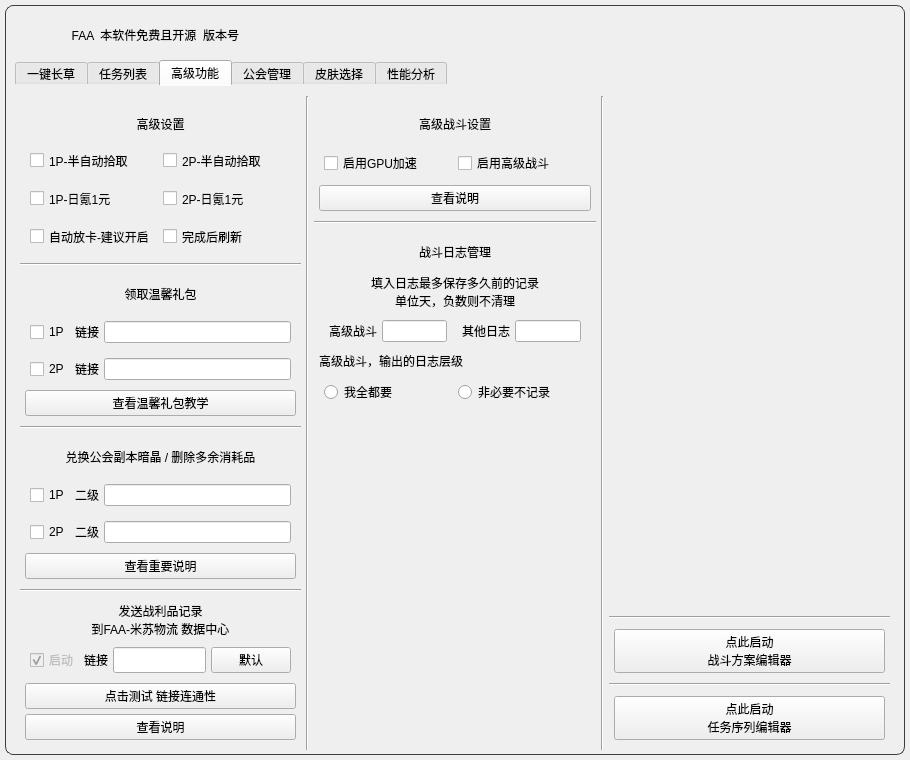
First picture: the form in resource/ui/FAA_3.0.ui, repository StareAbyss/FoodsVsMiceAutoAssistant, before the edit.
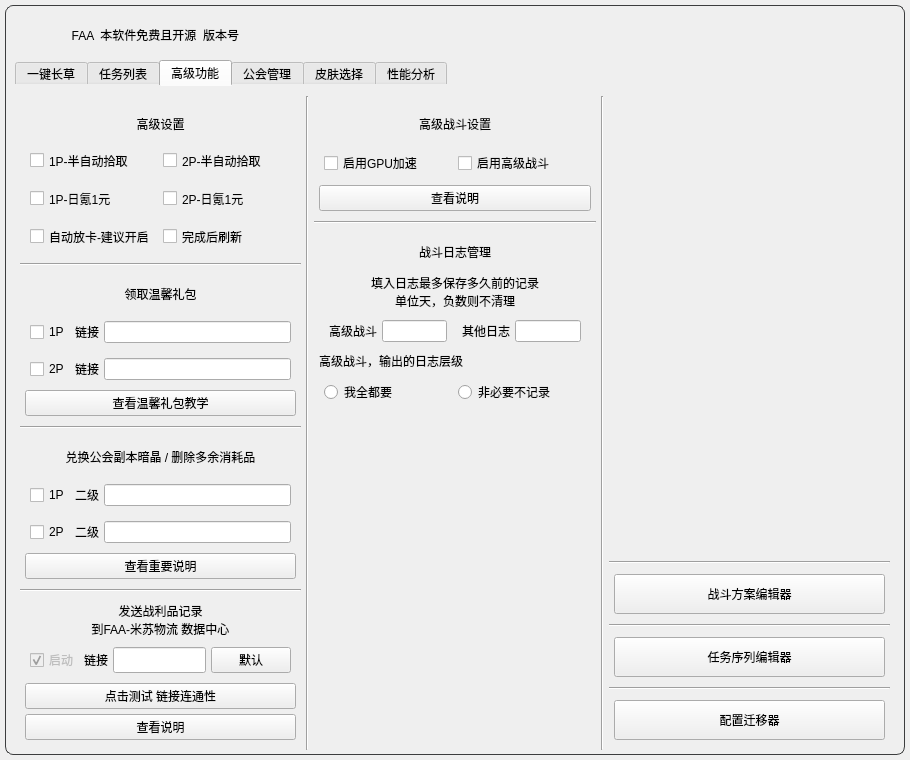
Second picture: the form after the edit. The open tabs and pages were chosen to show the change. Icons and pictures are not drawn. Custom widgets are drawn as their Qt base class.

Commit message: feat: 新增配置迁移器.

```diff
--- a/resource/ui/FAA_3.0.ui
+++ b/resource/ui/FAA_3.0.ui
@@ -9801,6 +9801,108 @@
                </item>
               </layout>
              </item>
+             <item>
+              <widget class="Line" name="line_9">
+               <property name="orientation">
+                <enum>Qt::Horizontal</enum>
+               </property>
+              </widget>
+             </item>
+             <item>
+              <layout class="QVBoxLayout" name="Lay_OpenEditorOfBattlePlan" stretch="3">
+               <property name="leftMargin">
+                <number>5</number>
+               </property>
+               <property name="topMargin">
+                <number>5</number>
+               </property>
+               <property name="rightMargin">
+                <number>5</number>
+               </property>
+               <property name="bottomMargin">
+                <number>5</number>
+               </property>
+               <item>
+                <widget class="QPushButton" name="OpenEditorOfBattlePlan_Button">
+                 <property name="sizePolicy">
+                  <sizepolicy hsizetype="Expanding" vsizetype="Expanding">
+                   <horstretch>0</horstretch>
+                   <verstretch>0</verstretch>
+                  </sizepolicy>
+                 </property>
+                 <property name="minimumSize">
+                  <size>
+                   <width>0</width>
+                   <height>40</height>
+                  </size>
+                 </property>
+                 <property name="maximumSize">
+                  <size>
+                   <width>16777215</width>
+                   <height>60</height>
+                  </size>
+                 </property>
+                 <property name="toolTip">
+                  <string>只用点一下就够了!</string>
+                 </property>
+                 <property name="text">
+                  <string>战斗方案编辑器</string>
+                 </property>
+                </widget>
+               </item>
+              </layout>
+             </item>
+             <item>
+              <widget class="Line" name="line_5">
+               <property name="orientation">
+                <enum>Qt::Horizontal</enum>
+               </property>
+              </widget>
+             </item>
+             <item>
+              <layout class="QVBoxLayout" name="Lay_OpenEditorOfTaskSequence" stretch="3">
+               <property name="leftMargin">
+                <number>5</number>
+               </property>
+               <property name="topMargin">
+                <number>5</number>
+               </property>
+               <property name="rightMargin">
+                <number>5</number>
+               </property>
+               <property name="bottomMargin">
+                <number>5</number>
+               </property>
+               <item>
+                <widget class="QPushButton" name="OpenEditorOfTaskSequence_Button">
+                 <property name="sizePolicy">
+                  <sizepolicy hsizetype="Expanding" vsizetype="Expanding">
+                   <horstretch>0</horstretch>
+                   <verstretch>0</verstretch>
+                  </sizepolicy>
+                 </property>
+                 <property name="minimumSize">
+                  <size>
+                   <width>0</width>
+                   <height>40</height>
+                  </size>
+                 </property>
+                 <property name="maximumSize">
+                  <size>
+                   <width>16777215</width>
+                   <height>60</height>
+                  </size>
+                 </property>
+                 <property name="toolTip">
+                  <string>只用点一下就够了!</string>
+                 </property>
+                 <property name="text">
+                  <string>任务序列编辑器</string>
+                 </property>
+                </widget>
+               </item>
+              </layout>
+             </item>
              <item>
               <spacer name="verticalSpacer_7">
                <property name="orientation">
@@ -9822,7 +9924,7 @@
               </widget>
              </item>
              <item>
-              <layout class="QVBoxLayout" name="Lay_OpenEditorOfBattlePlan" stretch="3">
+              <layout class="QVBoxLayout" name="Lay_OpenSettingsMigrator" stretch="0">
                <property name="leftMargin">
                 <number>5</number>
                </property>
@@ -9836,7 +9938,7 @@
                 <number>5</number>
                </property>
                <item>
-                <widget class="QPushButton" name="OpenEditorOfBattlePlan_Button">
+                <widget class="QPushButton" name="OpenSettingsMigrator_Button">
                  <property name="sizePolicy">
                   <sizepolicy hsizetype="Expanding" vsizetype="Expanding">
                    <horstretch>0</horstretch>
@@ -9846,7 +9948,7 @@
                  <property name="minimumSize">
                   <size>
                    <width>0</width>
-                   <height>0</height>
+                   <height>40</height>
                   </size>
                  </property>
                  <property name="maximumSize">
@@ -9859,60 +9961,7 @@
                   <string>只用点一下就够了!</string>
                  </property>
                  <property name="text">
-                  <string>点此启动
-战斗方案编辑器</string>
-                 </property>
-                </widget>
-               </item>
-              </layout>
-             </item>
-             <item>
-              <widget class="Line" name="line_5">
-               <property name="orientation">
-                <enum>Qt::Horizontal</enum>
-               </property>
-              </widget>
-             </item>
-             <item>
-              <layout class="QVBoxLayout" name="Lay_OpenEditorOfTaskSequence" stretch="3">
-               <property name="leftMargin">
-                <number>5</number>
-               </property>
-               <property name="topMargin">
-                <number>5</number>
-               </property>
-               <property name="rightMargin">
-                <number>5</number>
-               </property>
-               <property name="bottomMargin">
-                <number>5</number>
-               </property>
-               <item>
-                <widget class="QPushButton" name="OpenEditorOfTaskSequence_Button">
-                 <property name="sizePolicy">
-                  <sizepolicy hsizetype="Expanding" vsizetype="Expanding">
-                   <horstretch>0</horstretch>
-                   <verstretch>0</verstretch>
-                  </sizepolicy>
-                 </property>
-                 <property name="minimumSize">
-                  <size>
-                   <width>0</width>
-                   <height>0</height>
-                  </size>
-                 </property>
-                 <property name="maximumSize">
-                  <size>
-                   <width>16777215</width>
-                   <height>60</height>
-                  </size>
-                 </property>
-                 <property name="toolTip">
-                  <string>只用点一下就够了!</string>
-                 </property>
-                 <property name="text">
-                  <string>点此启动
-任务序列编辑器</string>
+                  <string>配置迁移器</string>
                  </property>
                 </widget>
                </item>
```
The commit also changes 2 other files.
